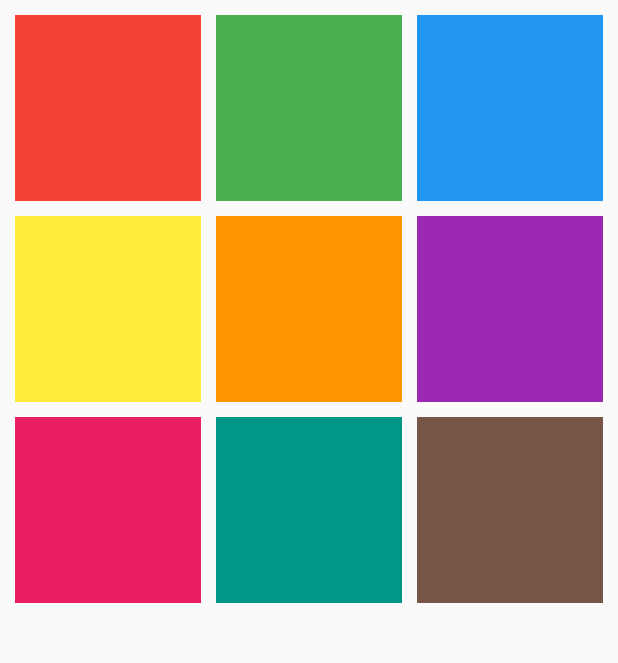
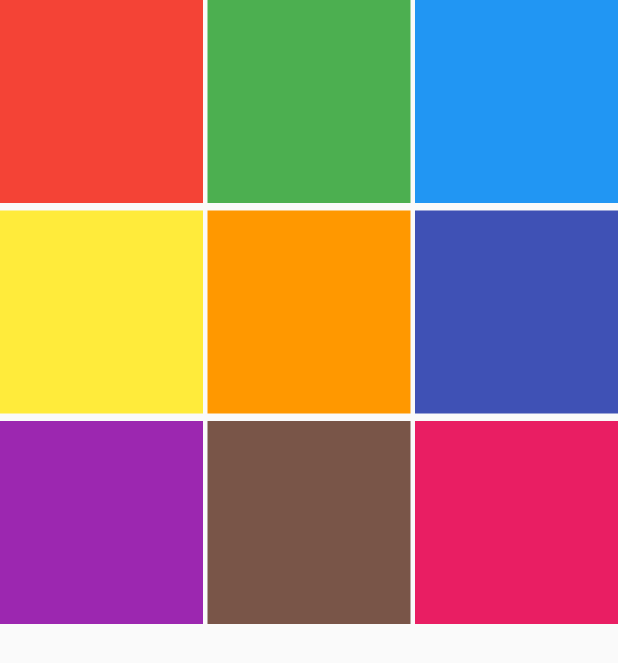
Before and after one commit to veerbhayani/first_application, a Flutter app: the screen it shows after launch, on a phone screen of 412 x 824 dp. Shown: the top 663 px of the screen. Run offline on Flutter 3.47's test engine with Material 2 defaults, Android fonts, the phone set to English and light mode, and no system bars.

Commit message:
first_commit

```diff
--- a/lib/statefulwidget_example/color_changer_demo.dart
+++ b/lib/statefulwidget_example/color_changer_demo.dart
@@ -1,9 +1,9 @@
+import 'package:first_application/statefulwidget_example/color.controller.dart';
 import 'package:flutter/material.dart';
-
-import 'color.controller.dart';
 
 class ColorChangerDemo extends StatefulWidget {
   const ColorChangerDemo({super.key});
+
   @override
   State<ColorChangerDemo> createState() => _ColorChangerDemoState();
 }
@@ -13,22 +13,21 @@ class _ColorChangerDemoState extends State<ColorChangerDemo> {
   Widget build(BuildContext context) {
     return Scaffold(
       body: GridView.builder(
-        padding: const EdgeInsets.all(10),
+        gridDelegate: const SliverGridDelegateWithFixedCrossAxisCount(
+          mainAxisSpacing: 5,
+          crossAxisSpacing: 3,
+          crossAxisCount: 3,
+        ),
         itemCount: containerColors.length,
-        gridDelegate: const SliverGridDelegateWithFixedCrossAxisCount(
-          crossAxisCount: 3,
-          childAspectRatio: 1,
-          crossAxisSpacing: 10,
-          mainAxisSpacing: 10,
+        itemBuilder: (context, index) => GestureDetector(
+          onTap: () {
+            onTapContainer(index);
+            setState(() {});
+          },
+          child: Container(
+            color: containerColors[index],
+          ),
         ),
-        itemBuilder: (context, index) {
-          return GestureDetector(
-            onTap: () {},
-            child: Container(
-              color: containerColors[index],
-            ),
-          );
-        },
       ),
     );
   }
```
Also changed, not shown: lib/statefulwidget_example/color.controller.dart (+16 -2 lines).
